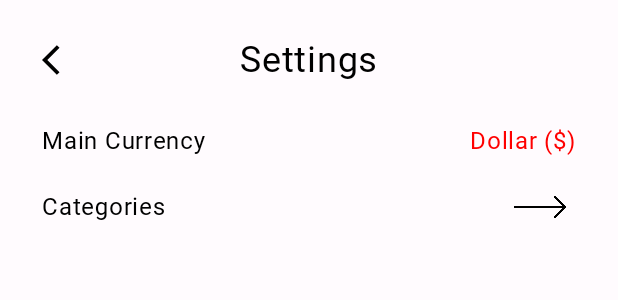
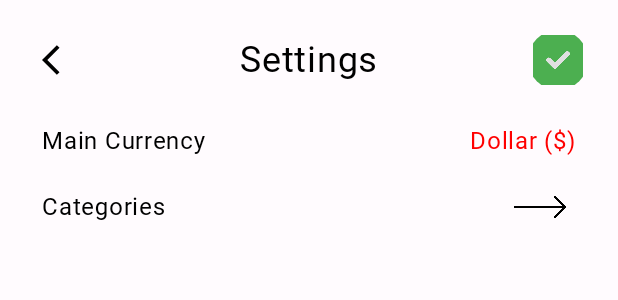
Before and after one commit to ricardoliveira5ro/Spendaholic, an Android app built with Jetpack Compose: the @Preview function BottomBarPreviewPreview, on a phone screen of 412 x 824 dp. Shown: the top 300 px of the screen. Run offline under Robolectric (Android 15) with nearby library versions, the phone set to English and light mode, and no system bars; Roboto replaces fonts that are not available here.

Commit message:
Settings currency

```diff
--- a/app/src/main/java/com/roliveira/spendaholic/ui/Navigation.kt
+++ b/app/src/main/java/com/roliveira/spendaholic/ui/Navigation.kt
@@ -11,6 +11,7 @@ import androidx.navigation.compose.composable
 import com.roliveira.spendaholic.ui.screens.dashboard.Dashboard
 import com.roliveira.spendaholic.ui.screens.expense.Expense
 import com.roliveira.spendaholic.ui.screens.schedule.Schedule
+import com.roliveira.spendaholic.ui.screens.settings.Settings
 import com.roliveira.spendaholic.ui.screens.summary.Summary
 import com.roliveira.spendaholic.utils.Utils
 
@@ -34,7 +35,9 @@ fun Navigation(viewModel: MainViewModel, navController: NavController, pd: Paddi
         }
 
         composable(Screen.Settings.route) {
-
+            Settings(
+                onNavigateBack = { navController.navigateUp() }
+            )
         }
 
         composable(Screen.Expense.route + "/{expenseId}") { navBackStackEntry ->
--- a/app/src/main/java/com/roliveira/spendaholic/ui/screens/settings/Settings.kt
+++ b/app/src/main/java/com/roliveira/spendaholic/ui/screens/settings/Settings.kt
@@ -8,6 +8,10 @@ import androidx.compose.foundation.layout.padding
 import androidx.compose.material3.MaterialTheme
 import androidx.compose.material3.Surface
 import androidx.compose.runtime.Composable
+import androidx.compose.runtime.getValue
+import androidx.compose.runtime.mutableStateOf
+import androidx.compose.runtime.remember
+import androidx.compose.runtime.setValue
 import androidx.compose.ui.Alignment
 import androidx.compose.ui.Modifier
 import androidx.compose.ui.tooling.preview.Preview
@@ -17,18 +21,31 @@ import com.roliveira.spendaholic.ui.screens.settings.currency.SettingCurrency
 import com.roliveira.spendaholic.ui.theme.SpendaholicTheme
 
 @Composable
-fun Settings() {
+fun Settings(
+    onNavigateBack: () -> Unit
+) {
     Column (
         modifier = Modifier
             .fillMaxSize()
             .padding(16.dp),
         horizontalAlignment = Alignment.CenterHorizontally
     ) {
-        SettingsHeader()
+        var showSheet by remember { mutableStateOf(false) }
+        var currencyOption by remember { mutableStateOf("Dollar ($)") }
+
+        SettingsHeader(
+            onNavigateBack = onNavigateBack
+        )
 
         Spacer(modifier = Modifier.height(18.dp))
 
-        SettingCurrency()
+        SettingCurrency(
+            onCurrencyClick = { showSheet = true },
+            showSheet = showSheet,
+            currencyOption = currencyOption,
+            onDismiss = { showSheet = false },
+            onOptionSelected = { option -> currencyOption = option }
+        )
 
         Spacer(modifier = Modifier.height(8.dp))
 
@@ -44,7 +61,7 @@ fun BottomBarPreviewPreview() {
             modifier = Modifier.fillMaxSize(),
             color = MaterialTheme.colorScheme.background
         ) {
-            Settings()
+            Settings({})
         }
     }
 }
--- a/app/src/main/java/com/roliveira/spendaholic/ui/screens/settings/SettingsHeader.kt
+++ b/app/src/main/java/com/roliveira/spendaholic/ui/screens/settings/SettingsHeader.kt
@@ -1,5 +1,6 @@
 package com.roliveira.spendaholic.ui.screens.settings
 
+import androidx.compose.foundation.Image
 import androidx.compose.foundation.layout.Arrangement
 import androidx.compose.foundation.layout.Row
 import androidx.compose.foundation.layout.fillMaxWidth
@@ -17,14 +18,16 @@ import com.roliveira.spendaholic.R
 import com.roliveira.spendaholic.fonts.Typography
 
 @Composable
-fun SettingsHeader() {
+fun SettingsHeader(
+    onNavigateBack: () -> Unit
+) {
     Row(
         modifier = Modifier.fillMaxWidth(),
         horizontalArrangement = Arrangement.SpaceBetween,
         verticalAlignment = Alignment.CenterVertically
     ) {
         IconButton(
-            onClick = {  }
+            onClick = { onNavigateBack() }
         ) {
             Icon(
                 painter = painterResource(id = R.drawable.arrow_left),
@@ -44,10 +47,9 @@ fun SettingsHeader() {
         IconButton(
             onClick = {  }
         ) {
-            Icon(
-                painter = painterResource(id = R.drawable.arrow_left),
-                contentDescription = "Go back",
-                tint = Color.Transparent
+            Image(
+                painter = painterResource(id = R.drawable.save),
+                contentDescription = "Go back"
             )
         }
     }
--- a/app/src/main/java/com/roliveira/spendaholic/ui/screens/settings/currency/SettingCurrency.kt
+++ b/app/src/main/java/com/roliveira/spendaholic/ui/screens/settings/currency/SettingCurrency.kt
@@ -1,5 +1,6 @@
 package com.roliveira.spendaholic.ui.screens.settings.currency
 
+import androidx.compose.foundation.clickable
 import androidx.compose.foundation.layout.Arrangement
 import androidx.compose.foundation.layout.Row
 import androidx.compose.foundation.layout.fillMaxWidth
@@ -15,7 +16,13 @@ import androidx.compose.ui.unit.sp
 import com.roliveira.spendaholic.fonts.Typography
 
 @Composable
-fun SettingCurrency() {
+fun SettingCurrency(
+    onCurrencyClick: () -> Unit,
+    showSheet: Boolean,
+    currencyOption: String,
+    onDismiss: () -> Unit,
+    onOptionSelected: (String) -> Unit
+) {
     Row(
         modifier = Modifier
             .fillMaxWidth()
@@ -32,11 +39,19 @@ fun SettingCurrency() {
         )
 
         Text(
-            text = "Dollar ($)",
+            text = currencyOption,
             color = Color.Red,
             fontFamily = Typography.sanFranciscoRounded,
             fontWeight = FontWeight.Bold,
-            fontSize = 16.sp
+            fontSize = 16.sp,
+            modifier = Modifier.clickable { onCurrencyClick() }
         )
+
+        if (showSheet) {
+            BottomSheetCurrency(
+                onDismiss = onDismiss,
+                onOptionSelected = onOptionSelected
+            )
+        }
     }
 }
```
Also changed, not shown: app/src/main/java/com/roliveira/spendaholic/ui/screens/settings/currency/BottomSheetCurrency.kt (added, +60 -0 lines), app/src/main/res/drawable/save.png (added).
